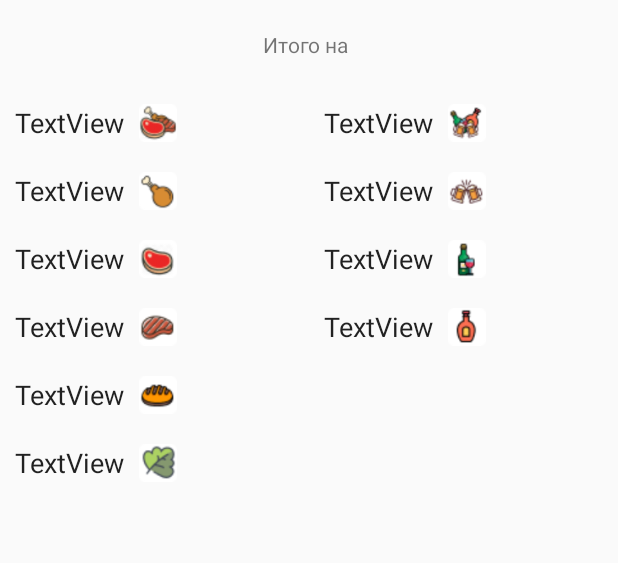
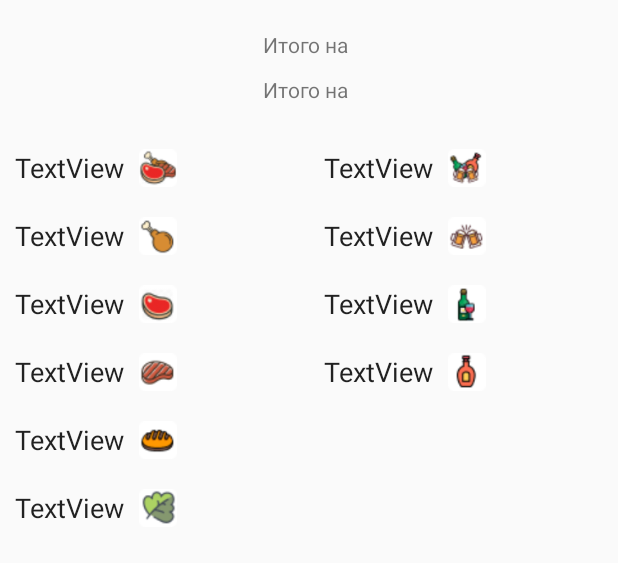
Before and after one commit to toffeantyri/MeatAlcoholCalculator, an Android app: the layout fragment_bottom_sheet.xml on its own in the app's theme, with its tools: preview values and no code run, on a phone screen of 412 x 824 dp. Shown: the top 563 px of the screen. Run offline under Robolectric (Android 15) with nearby library versions, the phone set to English and light mode, and no system bars.

Commit message:
0.48 BottomSheetFragment.kt наблюдатели для всех Добавлены титл - для каждого расчета отдельно на Х человек Доделать передачу инфы на х человек для каждой позиции отдельно

```diff
--- a/app/src/main/res/layout/fragment_bottom_sheet.xml
+++ b/app/src/main/res/layout/fragment_bottom_sheet.xml
@@ -10,14 +10,30 @@
         android:layout_height="match_parent"
         android:orientation="vertical">
 
+        <LinearLayout
+            android:layout_width="match_parent"
+            android:layout_height="wrap_content"
+            android:orientation="vertical">
             <TextView
-            android:id="@+id/main_title_x_people"
+                android:id="@+id/main_title_x_people_meat"
                 android:layout_width="wrap_content"
                 android:layout_height="wrap_content"
                 android:layout_gravity="center"
                 android:layout_marginTop="20dp"
+                android:layout_marginBottom="5dp"
+                android:text="@string/RESULT_DESC_ITOGO1" />
+
+            <TextView
+                android:id="@+id/main_title_x_people_alco"
+                android:layout_width="wrap_content"
+                android:layout_height="wrap_content"
+                android:layout_gravity="center"
+                android:layout_marginTop="5dp"
                 android:layout_marginBottom="20dp"
                 android:text="@string/RESULT_DESC_ITOGO1" />
+
+        </LinearLayout>
+
 
         <LinearLayout
             android:layout_width="match_parent"
```
Also changed, not shown: app/src/main/java/ru/calcs/meatcalculator/BottomSheetFragment.kt (+50 -0 lines), app/src/main/java/ru/calcs/meatcalculator/adapters/TopAdapter.kt (+41 -19 lines), app/src/main/java/ru/calcs/meatcalculator/viewmodel/DataModelView.kt (+30 -0 lines). Lines whose indentation alone changed are shown as unchanged.
